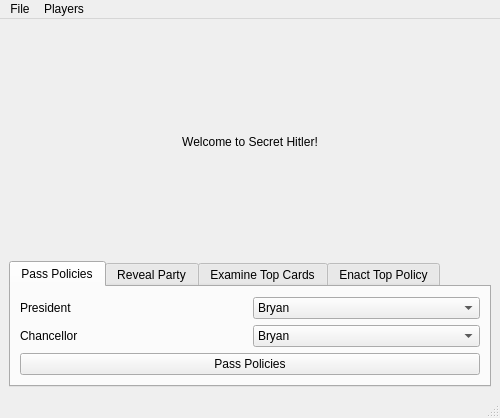
This is mainwindow.ui in ae6nr/secret_hitler as Qt 5 draws it before an edit. The edited form follows.
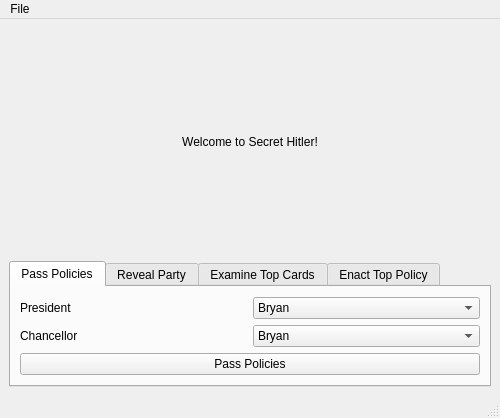
This is the edited form.

Commit message: Significant upgrades to GUI, added email feature. Seems to work!

Diff of the .ui file:
```diff
--- a/mainwindow.ui
+++ b/mainwindow.ui
@@ -388,15 +388,10 @@
     </property>
     <addaction name="actionStart_New_Game"/>
     <addaction name="separator"/>
-   </widget>
-   <widget class="QMenu" name="menuPlayers">
-    <property name="title">
-     <string>Players</string>
-    </property>
-    <addaction name="actionUpdate_Players_2"/>
+    <addaction name="actionPlayer_Settings"/>
+    <addaction name="actionAdd_Sender_Email"/>
    </widget>
    <addaction name="menuFile"/>
-   <addaction name="menuPlayers"/>
   </widget>
   <widget class="QStatusBar" name="statusbar"/>
   <action name="actionStart_New_Game">
```
Left out of the diff: 13 changed lines with no effect on the pictures. The commit also changes 6 other files.
